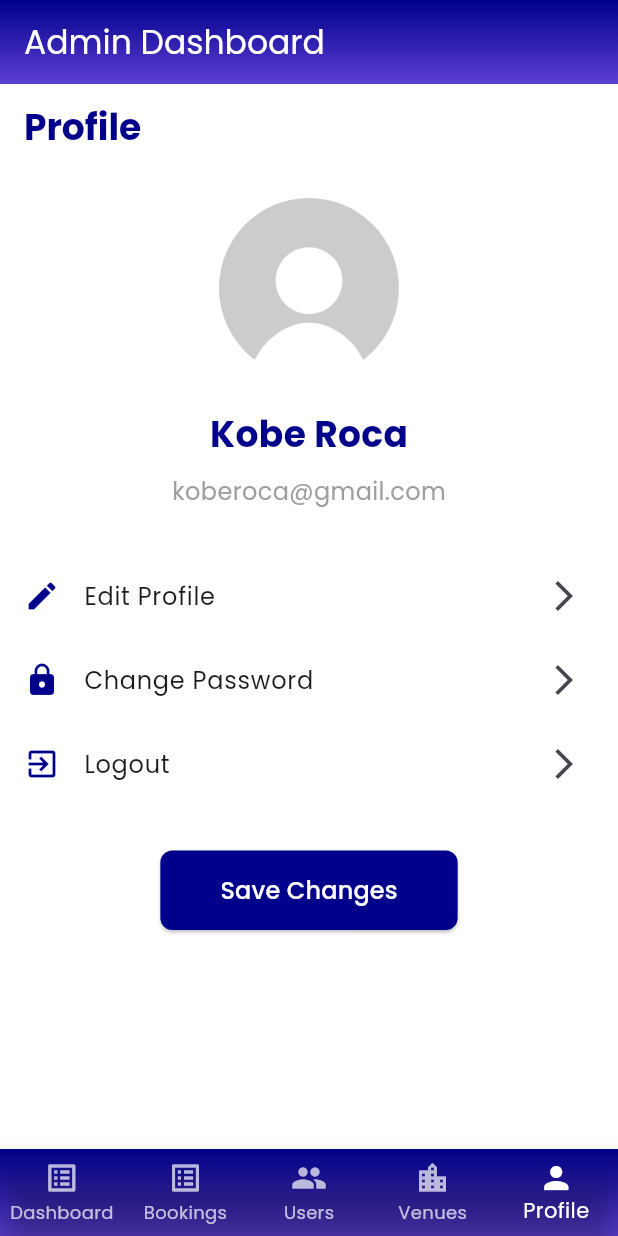
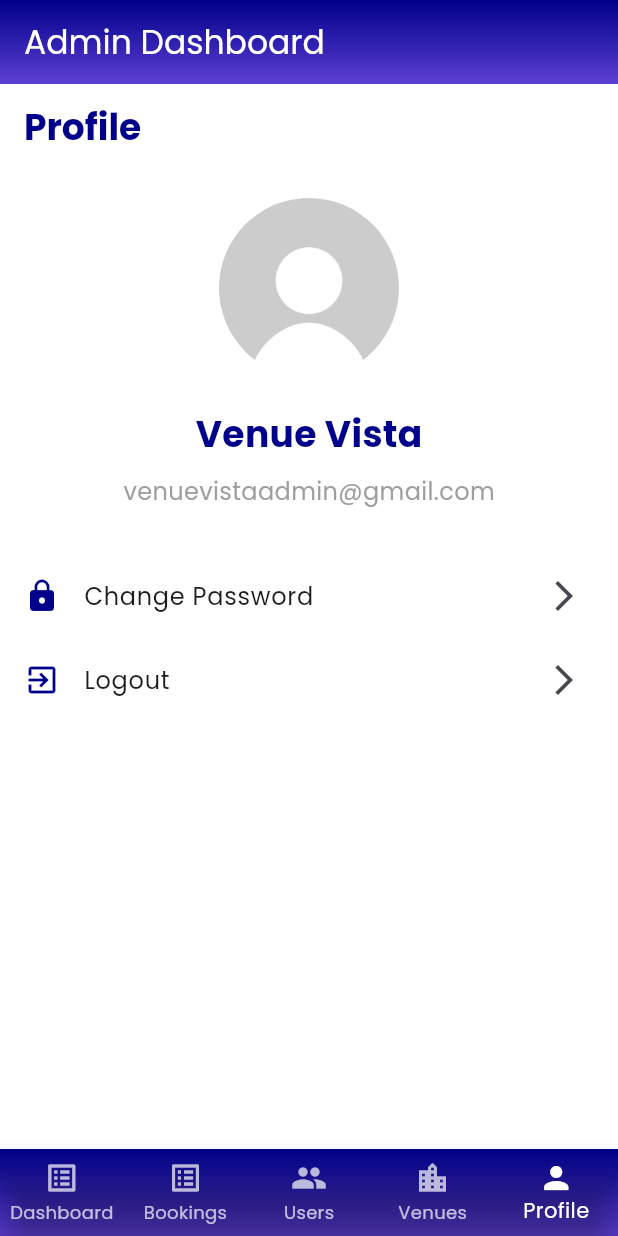
Before and after one commit to mojsarmiento/venue_app, a Flutter app: the AdminScreen screen opened directly, item 5 of the bottom bar chosen, on a phone screen of 412 x 824 dp. Run offline on Flutter 3.47's test engine with Material 3 defaults, Android fonts, the light colour scheme and no system bars; our stand-ins replace carousel_slider, equatable, flutter_bloc, flutter_rating_bar, google_fonts, image_picker and 2 more; accounts and stored records are empty.

```diff
--- a/lib/screens/admin/admin_home.dart
+++ b/lib/screens/admin/admin_home.dart
@@ -22,7 +22,7 @@ class _AdminScreenState extends State<AdminScreen> {
     const ManageBookingsPage(),
     const ManageUsersPage(),
     const AdminManageVenuesPage(),
-    const AdminProfilePage(),
+    const AdminProfilePage(fullName: '', email: '',),
   ];
 
   void _onItemTapped(int index) {
--- a/lib/screens/admin/admin_profile.dart
+++ b/lib/screens/admin/admin_profile.dart
@@ -4,7 +4,7 @@ import 'package:venue_app/screens/admin/admin_edit_profile.dart';
 import 'package:venue_app/screens/login.dart';
 
 class AdminProfilePage extends StatelessWidget {
-  const AdminProfilePage({super.key});
+  const AdminProfilePage({super.key, required String fullName, required String email});
 
   @override
   Widget build(BuildContext context) {
@@ -34,7 +34,7 @@ class AdminProfilePage extends StatelessWidget {
             ),
             const SizedBox(height: 20),
             const Text(
-              'Kobe Roca',
+              'Venue Vista',
               style: TextStyle(
                 fontSize: 24,
                 fontWeight: FontWeight.bold,
@@ -43,21 +43,13 @@ class AdminProfilePage extends StatelessWidget {
             ),
             const SizedBox(height: 10),
             const Text(
-              'koberoca@gmail.com',
+              'venuevistaadmin@gmail.com',
               style: TextStyle(
                 fontSize: 16,
                 color: Colors.grey,
               ),
             ),
             const SizedBox(height: 30),
-            ListTile(
-              leading: const Icon(Icons.edit, color: Color(0xFF00008B)),
-              title: const Text('Edit Profile'),
-              trailing: const Icon(Icons.arrow_forward_ios),
-              onTap: () {
-                Navigator.push(context, MaterialPageRoute(builder: (context) => const AdminEditProfilePage()));
-              },
-            ),
             ListTile(
               leading: const Icon(Icons.lock, color: Color(0xFF00008B)),
               title: const Text('Change Password'),
@@ -75,25 +67,6 @@ class AdminProfilePage extends StatelessWidget {
               },
             ),
             const SizedBox(height: 30),
-            ElevatedButton(
-              onPressed: () {
-                // Implement the function to save or update profile
-              },
-              style: ElevatedButton.styleFrom(
-                backgroundColor: const Color(0xFF00008B),
-                shape: RoundedRectangleBorder(
-                  borderRadius: BorderRadius.circular(8.0),
-                ),
-                padding: const EdgeInsets.symmetric(horizontal: 40, vertical: 15),
-              ),
-              child: const Text(
-                'Save Changes',
-                style: TextStyle(
-                  color: Colors.white,
-                  fontSize: 16,
-                ),
-              ),
-            ),
           ],
         ),
       ),
```
Also changed, not shown: lib/bloc/login_bloc.dart (+9 -1 lines), lib/bloc/login_state.dart (+15 -1 lines), lib/screens/login.dart (+22 -36 lines), lib/screens/register.dart (+16 -10 lines), lib/screens/user/profile_page.dart (+60 -37 lines), lib/services/api_service.dart (+16 -3 lines).
